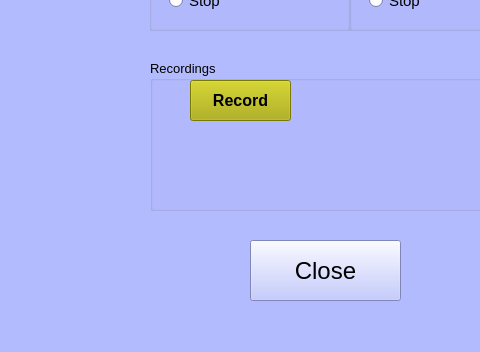
Before: the Qt Designer form basic_GUI.ui in jbaviation/humidity_cart, drawn with Qt 5; both pictures show x 390 to 870 and y 479 to 831 of the 1002 by 831 pixel window.
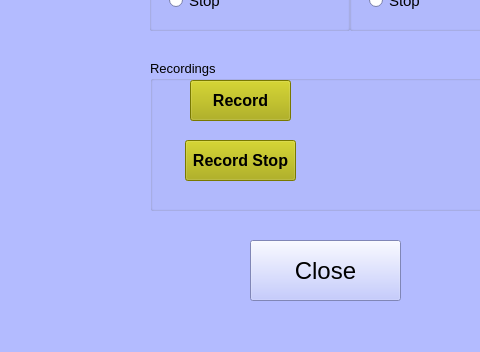
After: the same form once the commit is applied.

Commit message: Recording button works to capture data to a buffer and trigger a change in the LED. The timed recording and push button recording works but only for the humidity generator. Next steps are to clean up the record functionality and push that data to a csv file.

The edit to the form file:
```diff
--- a/basic_GUI.ui
+++ b/basic_GUI.ui
@@ -1651,6 +1651,441 @@
       <bool>false</bool>
      </property>
     </widget>
+    <widget class="QPushButton" name="recordStopButton">
+     <property name="geometry">
+      <rect>
+       <x>35</x>
+       <y>80</y>
+       <width>111</width>
+       <height>41</height>
+      </rect>
+     </property>
+     <property name="palette">
+      <palette>
+       <active>
+        <colorrole role="WindowText">
+         <brush brushstyle="SolidPattern">
+          <color alpha="255">
+           <red>0</red>
+           <green>0</green>
+           <blue>0</blue>
+          </color>
+         </brush>
+        </colorrole>
+        <colorrole role="Button">
+         <brush brushstyle="SolidPattern">
+          <color alpha="255">
+           <red>170</red>
+           <green>170</green>
+           <blue>0</blue>
+          </color>
+         </brush>
+        </colorrole>
+        <colorrole role="Light">
+         <brush brushstyle="SolidPattern">
+          <color alpha="255">
+           <red>255</red>
+           <green>255</green>
+           <blue>0</blue>
+          </color>
+         </brush>
+        </colorrole>
+        <colorrole role="Midlight">
+         <brush brushstyle="SolidPattern">
+          <color alpha="255">
+           <red>212</red>
+           <green>212</green>
+           <blue>0</blue>
+          </color>
+         </brush>
+        </colorrole>
+        <colorrole role="Dark">
+         <brush brushstyle="SolidPattern">
+          <color alpha="255">
+           <red>85</red>
+           <green>85</green>
+           <blue>0</blue>
+          </color>
+         </brush>
+        </colorrole>
+        <colorrole role="Mid">
+         <brush brushstyle="SolidPattern">
+          <color alpha="255">
+           <red>113</red>
+           <green>113</green>
+           <blue>0</blue>
+          </color>
+         </brush>
+        </colorrole>
+        <colorrole role="Text">
+         <brush brushstyle="SolidPattern">
+          <color alpha="255">
+           <red>0</red>
+           <green>0</green>
+           <blue>0</blue>
+          </color>
+         </brush>
+        </colorrole>
+        <colorrole role="BrightText">
+         <brush brushstyle="SolidPattern">
+          <color alpha="255">
+           <red>255</red>
+           <green>255</green>
+           <blue>255</blue>
+          </color>
+         </brush>
+        </colorrole>
+        <colorrole role="ButtonText">
+         <brush brushstyle="SolidPattern">
+          <color alpha="255">
+           <red>0</red>
+           <green>0</green>
+           <blue>0</blue>
+          </color>
+         </brush>
+        </colorrole>
+        <colorrole role="Base">
+         <brush brushstyle="SolidPattern">
+          <color alpha="255">
+           <red>255</red>
+           <green>255</green>
+           <blue>255</blue>
+          </color>
+         </brush>
+        </colorrole>
+        <colorrole role="Window">
+         <brush brushstyle="SolidPattern">
+          <color alpha="255">
+           <red>170</red>
+           <green>170</green>
+           <blue>0</blue>
+          </color>
+         </brush>
+        </colorrole>
+        <colorrole role="Shadow">
+         <brush brushstyle="SolidPattern">
+          <color alpha="255">
+           <red>0</red>
+           <green>0</green>
+           <blue>0</blue>
+          </color>
+         </brush>
+        </colorrole>
+        <colorrole role="AlternateBase">
+         <brush brushstyle="SolidPattern">
+          <color alpha="255">
+           <red>212</red>
+           <green>212</green>
+           <blue>127</blue>
+          </color>
+         </brush>
+        </colorrole>
+        <colorrole role="ToolTipBase">
+         <brush brushstyle="SolidPattern">
+          <color alpha="255">
+           <red>255</red>
+           <green>255</green>
+           <blue>220</blue>
+          </color>
+         </brush>
+        </colorrole>
+        <colorrole role="ToolTipText">
+         <brush brushstyle="SolidPattern">
+          <color alpha="255">
+           <red>0</red>
+           <green>0</green>
+           <blue>0</blue>
+          </color>
+         </brush>
+        </colorrole>
+       </active>
+       <inactive>
+        <colorrole role="WindowText">
+         <brush brushstyle="SolidPattern">
+          <color alpha="255">
+           <red>0</red>
+           <green>0</green>
+           <blue>0</blue>
+          </color>
+         </brush>
+        </colorrole>
+        <colorrole role="Button">
+         <brush brushstyle="SolidPattern">
+          <color alpha="255">
+           <red>170</red>
+           <green>170</green>
+           <blue>0</blue>
+          </color>
+         </brush>
+        </colorrole>
+        <colorrole role="Light">
+         <brush brushstyle="SolidPattern">
+          <color alpha="255">
+           <red>255</red>
+           <green>255</green>
+           <blue>0</blue>
+          </color>
+         </brush>
+        </colorrole>
+        <colorrole role="Midlight">
+         <brush brushstyle="SolidPattern">
+          <color alpha="255">
+           <red>212</red>
+           <green>212</green>
+           <blue>0</blue>
+          </color>
+         </brush>
+        </colorrole>
+        <colorrole role="Dark">
+         <brush brushstyle="SolidPattern">
+          <color alpha="255">
+           <red>85</red>
+           <green>85</green>
+           <blue>0</blue>
+          </color>
+         </brush>
+        </colorrole>
+        <colorrole role="Mid">
+         <brush brushstyle="SolidPattern">
+          <color alpha="255">
+           <red>113</red>
+           <green>113</green>
+           <blue>0</blue>
+          </color>
+         </brush>
+        </colorrole>
+        <colorrole role="Text">
+         <brush brushstyle="SolidPattern">
+          <color alpha="255">
+           <red>0</red>
+           <green>0</green>
+           <blue>0</blue>
+          </color>
+         </brush>
+        </colorrole>
+        <colorrole role="BrightText">
+         <brush brushstyle="SolidPattern">
+          <color alpha="255">
+           <red>255</red>
+           <green>255</green>
+           <blue>255</blue>
+          </color>
+         </brush>
+        </colorrole>
+        <colorrole role="ButtonText">
+         <brush brushstyle="SolidPattern">
+          <color alpha="255">
+           <red>0</red>
+           <green>0</green>
+           <blue>0</blue>
+          </color>
+         </brush>
+        </colorrole>
+        <colorrole role="Base">
+         <brush brushstyle="SolidPattern">
+          <color alpha="255">
+           <red>255</red>
+           <green>255</green>
+           <blue>255</blue>
+          </color>
+         </brush>
+        </colorrole>
+        <colorrole role="Window">
+         <brush brushstyle="SolidPattern">
+          <color alpha="255">
+           <red>170</red>
+           <green>170</green>
+           <blue>0</blue>
+          </color>
+         </brush>
+        </colorrole>
+        <colorrole role="Shadow">
+         <brush brushstyle="SolidPattern">
+          <color alpha="255">
+           <red>0</red>
+           <green>0</green>
+           <blue>0</blue>
+          </color>
+         </brush>
+        </colorrole>
+        <colorrole role="AlternateBase">
+         <brush brushstyle="SolidPattern">
+          <color alpha="255">
+           <red>212</red>
+           <green>212</green>
+           <blue>127</blue>
+          </color>
+         </brush>
+        </colorrole>
+        <colorrole role="ToolTipBase">
+         <brush brushstyle="SolidPattern">
+          <color alpha="255">
+           <red>255</red>
+           <green>255</green>
+           <blue>220</blue>
+          </color>
+         </brush>
+        </colorrole>
+        <colorrole role="ToolTipText">
+         <brush brushstyle="SolidPattern">
+          <color alpha="255">
+           <red>0</red>
+           <green>0</green>
+           <blue>0</blue>
+          </color>
+         </brush>
+        </colorrole>
+       </inactive>
+       <disabled>
+        <colorrole role="WindowText">
+         <brush brushstyle="SolidPattern">
+          <color alpha="255">
+           <red>85</red>
+           <green>85</green>
+           <blue>0</blue>
+          </color>
+         </brush>
+        </colorrole>
+        <colorrole role="Button">
+         <brush brushstyle="SolidPattern">
+          <color alpha="255">
+           <red>170</red>
+           <green>170</green>
+           <blue>0</blue>
+          </color>
+         </brush>
+        </colorrole>
+        <colorrole role="Light">
+         <brush brushstyle="SolidPattern">
+          <color alpha="255">
+           <red>255</red>
+           <green>255</green>
+           <blue>0</blue>
+          </color>
+         </brush>
+        </colorrole>
+        <colorrole role="Midlight">
+         <brush brushstyle="SolidPattern">
+          <color alpha="255">
+           <red>212</red>
+           <green>212</green>
+           <blue>0</blue>
+          </color>
+         </brush>
+        </colorrole>
+        <colorrole role="Dark">
+         <brush brushstyle="SolidPattern">
+          <color alpha="255">
+           <red>85</red>
+           <green>85</green>
+           <blue>0</blue>
+          </color>
+         </brush>
+        </colorrole>
+        <colorrole role="Mid">
+         <brush brushstyle="SolidPattern">
+          <color alpha="255">
+           <red>113</red>
+           <green>113</green>
+           <blue>0</blue>
+          </color>
+         </brush>
+        </colorrole>
+        <colorrole role="Text">
+         <brush brushstyle="SolidPattern">
+          <color alpha="255">
+           <red>85</red>
+           <green>85</green>
+           <blue>0</blue>
+          </color>
+         </brush>
+        </colorrole>
+        <colorrole role="BrightText">
+         <brush brushstyle="SolidPattern">
+          <color alpha="255">
+           <red>255</red>
+           <green>255</green>
+           <blue>255</blue>
+          </color>
+         </brush>
+        </colorrole>
+        <colorrole role="ButtonText">
+         <brush brushstyle="SolidPattern">
+          <color alpha="255">
+           <red>85</red>
+           <green>85</green>
+           <blue>0</blue>
+          </color>
+         </brush>
+        </colorrole>
+        <colorrole role="Base">
+         <brush brushstyle="SolidPattern">
+          <color alpha="255">
+           <red>170</red>
+           <green>170</green>
+           <blue>0</blue>
+          </color>
+         </brush>
+        </colorrole>
+        <colorrole role="Window">
+         <brush brushstyle="SolidPattern">
+          <color alpha="255">
+           <red>170</red>
+           <green>170</green>
+           <blue>0</blue>
+          </color>
+         </brush>
+        </colorrole>
+        <colorrole role="Shadow">
+         <brush brushstyle="SolidPattern">
+          <color alpha="255">
+           <red>0</red>
+           <green>0</green>
+           <blue>0</blue>
+          </color>
+         </brush>
+        </colorrole>
+        <colorrole role="AlternateBase">
+         <brush brushstyle="SolidPattern">
+          <color alpha="255">
+           <red>170</red>
+           <green>170</green>
+           <blue>0</blue>
+          </color>
+         </brush>
+        </colorrole>
+        <colorrole role="ToolTipBase">
+         <brush brushstyle="SolidPattern">
+          <color alpha="255">
+           <red>255</red>
+           <green>255</green>
+           <blue>220</blue>
+          </color>
+         </brush>
+        </colorrole>
+        <colorrole role="ToolTipText">
+         <brush brushstyle="SolidPattern">
+          <color alpha="255">
+           <red>0</red>
+           <green>0</green>
+           <blue>0</blue>
+          </color>
+         </brush>
+        </colorrole>
+       </disabled>
+      </palette>
+     </property>
+     <property name="font">
+      <font>
+       <pointsize>12</pointsize>
+       <weight>75</weight>
+       <bold>true</bold>
+      </font>
+     </property>
+     <property name="text">
+      <string>Record Stop</string>
+     </property>
+    </widget>
    </widget>
   </widget>
   <widget class="QMenuBar" name="menubar">
```
The commit also changes 7 other files.
